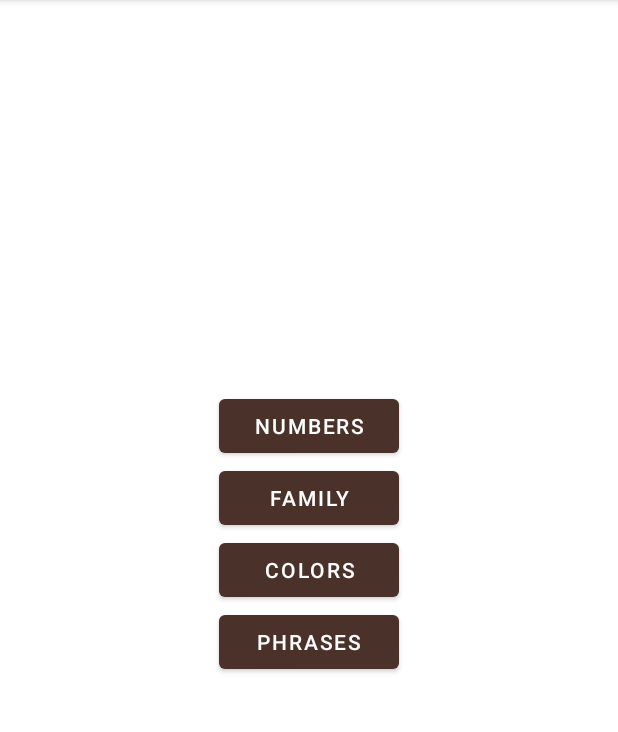
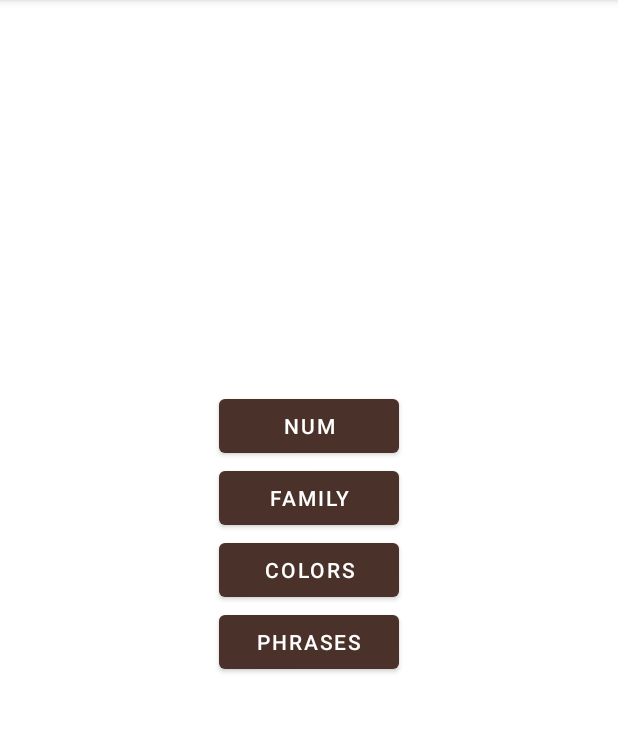
Before and after one commit to aman402/Konnichiwa, an Android app: the screen it shows after launch (MainActivity), on a phone screen of 412 x 824 dp, the part 84-816 px from its top. Run offline under Robolectric (Android 15) with nearby library versions, the light colour scheme and no system bars.

Commit message:
Changed Number button value

```diff
--- a/app/src/main/res/values/strings.xml
+++ b/app/src/main/res/values/strings.xml
@@ -1,6 +1,6 @@
 <resources>
     <string name="app_name">Konnichiwa</string>
-    <string name="NumberActivity">Numbers</string>
+    <string name="NumberActivity">Num</string>
     <string name="FamilyActivity">Family</string>
     <string name="ColorActivity">Colors</string>
     <string name="PhraseActivity">Phrases</string>
```
